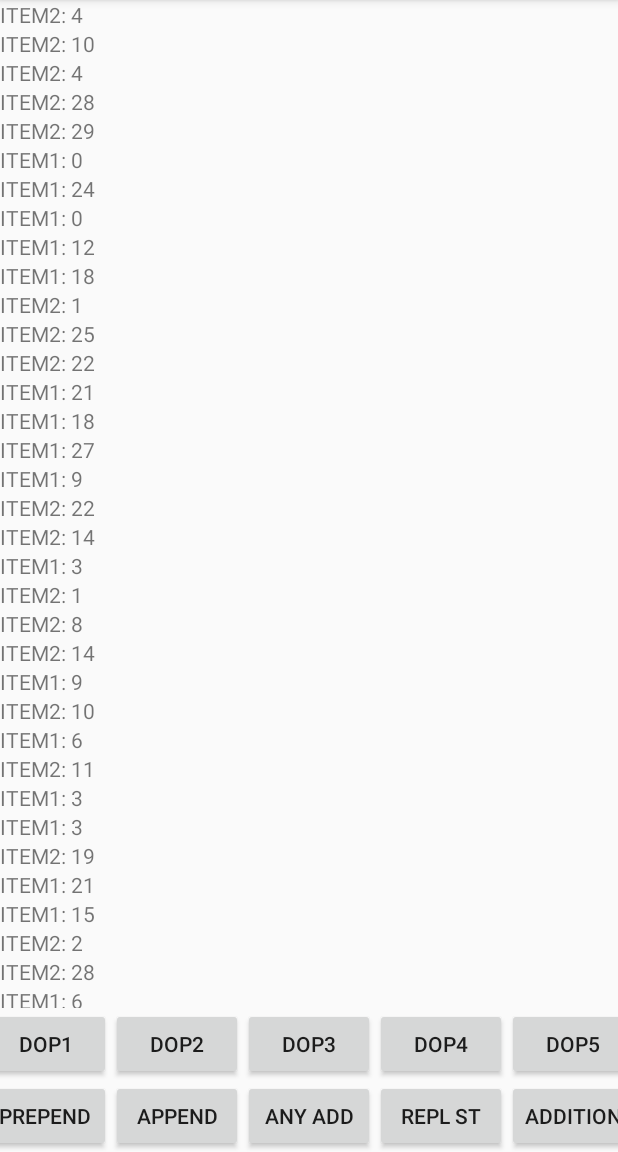
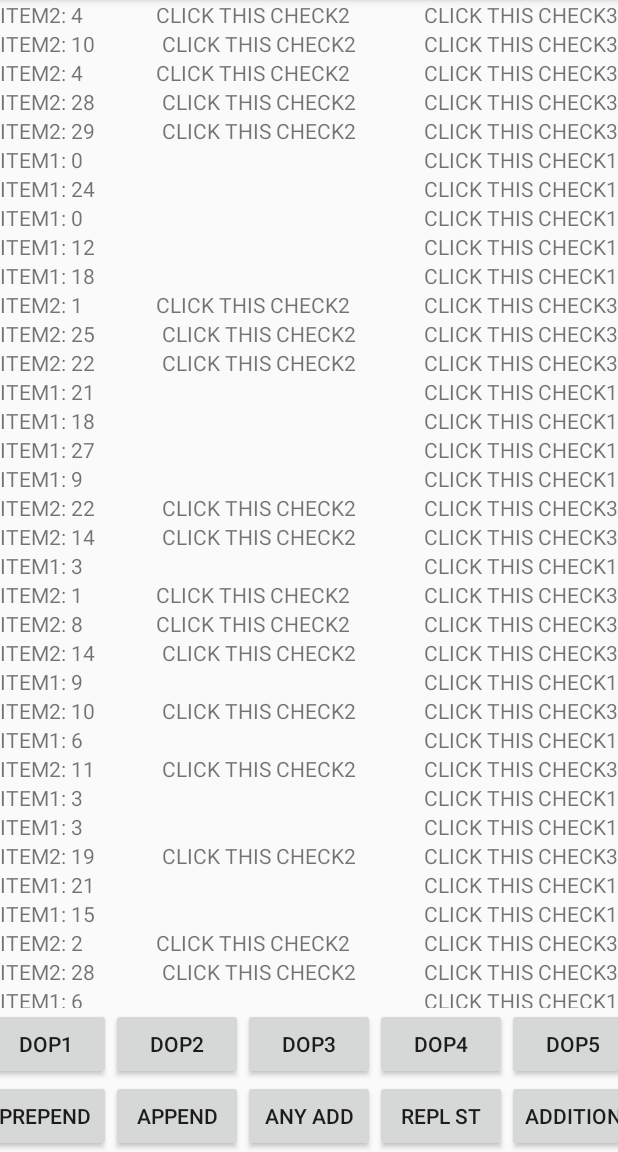
Before and after one commit to phlogistonCode/phrecycler, an Android app: the screen it shows after launch (MainActivity), on a phone screen of 412 x 824 dp, the part 84-1236 px from its top. Run offline under Robolectric (Android 15) with nearby library versions, the phone set to English and light mode, and no system bars.

Commit message:
[add] viewHolder click [add] custom clickers for any views

```diff
--- a/app/src/main/java/dev/phlogiston/phrecyclerSample/Item1VH.kt
+++ b/app/src/main/java/dev/phlogiston/phrecyclerSample/Item1VH.kt
@@ -10,5 +10,5 @@ class Item1VH(itemView: View) : PhrecyclerViewHolder<DataClass>(itemView) {
         text.text = "ITEM1: ${item.id}"
     }
 
-
+    override fun viewClick() = viewToFunc(mapOf(itemView.clickCheck1 to 0))
 }
--- a/app/src/main/java/dev/phlogiston/phrecyclerSample/Item2VH.kt
+++ b/app/src/main/java/dev/phlogiston/phrecyclerSample/Item2VH.kt
@@ -10,4 +10,8 @@ class Item2VH(itemView: View) : PhrecyclerViewHolder<DataClass>(itemView) {
         text.text = "ITEM2: ${item.id}"
     }
 
+    override fun viewClick() = viewToFunc(mapOf(
+        itemView.clickCheck2 to 1,
+        itemView.clickCheck3 to 2
+    ))
 }
--- a/app/src/main/java/dev/phlogiston/phrecyclerSample/MainActivity.kt
+++ b/app/src/main/java/dev/phlogiston/phrecyclerSample/MainActivity.kt
@@ -9,9 +9,12 @@ import kotlin.random.Random
 
 class MainActivity : AppCompatActivity(R.layout.activity_main) {
 
-    private val adapter = SamplePhrecycler {
-        Log.d("PHRECYCLER: ", "CLICK ID: ${it.id}")
-    }
+    private val adapter = SamplePhrecycler(
+        { Log.d("PHRECYCLER: ", "ITEM ID: ${it.id}") },
+        { Log.d("PHRECYCLER: ", "CLICK1 ID: ${it.id}") },
+        { Log.d("PHRECYCLER: ", "CLICK2 ID: ${it.id}") },
+        { Log.d("PHRECYCLER: ", "CLICK3 ID: ${it.id}") }
+    )
 
     override fun onCreate(savedInstanceState: Bundle?) {
         super.onCreate(savedInstanceState)
--- a/app/src/main/java/dev/phlogiston/phrecyclerSample/SamplePhrecycler.kt
+++ b/app/src/main/java/dev/phlogiston/phrecyclerSample/SamplePhrecycler.kt
@@ -2,7 +2,10 @@ package dev.phlogiston.phrecyclerSample
 
 import dev.phlogiston.phrecycler.PhrecyclerAdapter
 
-class SamplePhrecycler(private val click: (DataClass) -> Unit) : PhrecyclerAdapter<DataClass>() {
+class SamplePhrecycler(private val click: (DataClass) -> Unit,
+                       click1: (DataClass) -> Unit,
+                       click2: (DataClass) -> Unit,
+                       click3: (DataClass) -> Unit) : PhrecyclerAdapter<DataClass>() {
 
     override val setViewHolders = mapOf(
         Item1VH::class.java to R.layout.item_1,
--- a/app/src/main/res/layout/item_1.xml
+++ b/app/src/main/res/layout/item_1.xml
@@ -1,7 +1,22 @@
 <?xml version="1.0" encoding="utf-8"?>
-<TextView
-    xmlns:android="http://schemas.android.com/apk/res/android"
-    android:id="@+id/text"
-    android:layout_width="wrap_content"
+<LinearLayout xmlns:android="http://schemas.android.com/apk/res/android"
+    android:layout_width="match_parent"
     android:layout_height="wrap_content"
-    android:text="ITEM 1"/>
+    android:orientation="horizontal"
+    >
+
+    <TextView
+        android:id="@+id/text"
+        android:layout_width="wrap_content"
+        android:layout_height="wrap_content"
+        android:text="ITEM 1" />
+
+    <TextView
+        android:id="@+id/clickCheck1"
+        android:layout_width="0dp"
+        android:layout_height="wrap_content"
+        android:gravity="end"
+        android:layout_weight="1"
+        android:text="CLICK THIS CHECK1" />
+
+</LinearLayout>
--- a/app/src/main/res/layout/item_2.xml
+++ b/app/src/main/res/layout/item_2.xml
@@ -1,7 +1,30 @@
 <?xml version="1.0" encoding="utf-8"?>
-<TextView
-    xmlns:android="http://schemas.android.com/apk/res/android"
-    android:id="@+id/text"
-    android:layout_width="wrap_content"
+<LinearLayout xmlns:android="http://schemas.android.com/apk/res/android"
+    android:layout_width="match_parent"
     android:layout_height="wrap_content"
-    android:text="ITEM 2"/>
+    android:orientation="horizontal"
+    >
+
+    <TextView
+        android:id="@+id/text"
+        android:layout_width="wrap_content"
+        android:layout_height="wrap_content"
+        android:text="ITEM 2"/>
+
+    <TextView
+        android:id="@+id/clickCheck2"
+        android:layout_width="0dp"
+        android:layout_height="wrap_content"
+        android:gravity="end"
+        android:layout_weight="1"
+        android:text="CLICK THIS CHECK2" />
+
+    <TextView
+        android:id="@+id/clickCheck3"
+        android:layout_width="0dp"
+        android:layout_height="wrap_content"
+        android:gravity="end"
+        android:layout_weight="1"
+        android:text="CLICK THIS CHECK3" />
+
+</LinearLayout>
--- a/phrecycler/src/main/java/dev/phlogiston/phrecycler/PhrecyclerAdapter.kt
+++ b/phrecycler/src/main/java/dev/phlogiston/phrecycler/PhrecyclerAdapter.kt
@@ -9,7 +9,7 @@ import java.lang.reflect.Constructor
 import java.lang.reflect.InvocationTargetException
 import java.lang.reflect.Modifier
 
-abstract class PhrecyclerAdapter<LT> :
+abstract class PhrecyclerAdapter<LT>(private vararg val funcs: (LT) -> Unit) :
     RecyclerView.Adapter<RecyclerView.ViewHolder>() {
 
     private var dataSet: List<LT> = ArrayList()
@@ -17,9 +17,10 @@ abstract class PhrecyclerAdapter<LT> :
 
     abstract val setViewHolders: Map<Class<out PhrecyclerViewHolder<LT>>, Int>
 
-    open fun determineVTFunc() : (LT) -> Class<out RecyclerView.ViewHolder> = { setViewHolders.keys.first() }
+    open fun determineVTFunc(): (LT) -> Class<out RecyclerView.ViewHolder> =
+        { setViewHolders.keys.first() }
 
-    open fun itemClick() : (LT) -> Unit = {}
+    open fun itemClick(): (LT) -> Unit = {}
 
     final override fun onCreateViewHolder(
         parent: ViewGroup,
@@ -42,7 +43,17 @@ abstract class PhrecyclerAdapter<LT> :
         holder.tryCast<PhrecyclerViewHolder<LT>> {
             this.bind(dataSet[position])
             idMap[dataSet[position]] = Pair(this.adapterPosition, this)
-            holder.itemView.setOnClickListener { itemClick().invoke(dataSet[position]) }
+            this.itemView.setOnClickListener { itemClick().invoke(dataSet[position]) }
+            if (funcs.isNotEmpty())
+                setViewHolders.keys.forEach { clazz ->
+                    if (clazz == this.viewClick().second) {
+                        this.viewClick().first.keys.forEach { view ->
+                            this.viewClick().first[view]?.let { funcId ->
+                                view?.setOnClickListener { funcs[funcId].invoke(dataSet[position]) }
+                            }
+                        }
+                    }
+                }
         }
     }
 
--- a/phrecycler/src/main/java/dev/phlogiston/phrecycler/PhrecyclerViewHolder.kt
+++ b/phrecycler/src/main/java/dev/phlogiston/phrecycler/PhrecyclerViewHolder.kt
@@ -5,4 +5,10 @@ import androidx.recyclerview.widget.RecyclerView
 
 abstract class PhrecyclerViewHolder<LT>(itemView: View) : RecyclerView.ViewHolder(itemView) {
     abstract fun bind(item: LT)
+
+    open fun viewClick() : Pair<Map<View?, Int>, Class<out RecyclerView.ViewHolder>> = Pair(mapOf(), this::class.java)
+
+    fun RecyclerView.ViewHolder.viewToFunc(viewToFuncId: Map<View?, Int>)
+            : Pair<Map<View?, Int>, Class<out RecyclerView.ViewHolder>> =
+        Pair(viewToFuncId, this::class.java)
 }
```
